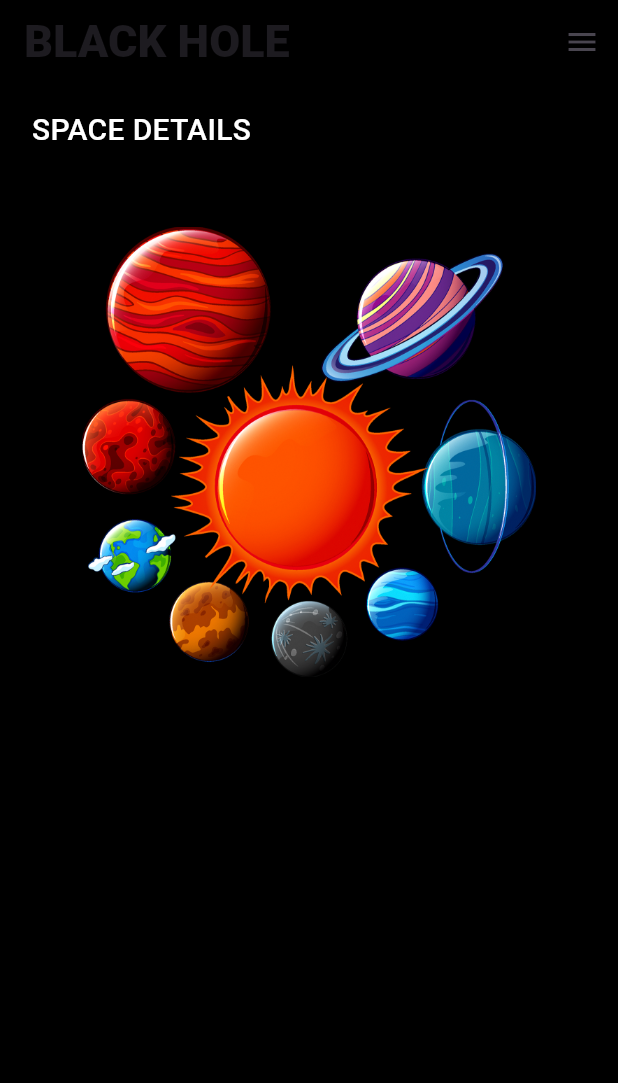
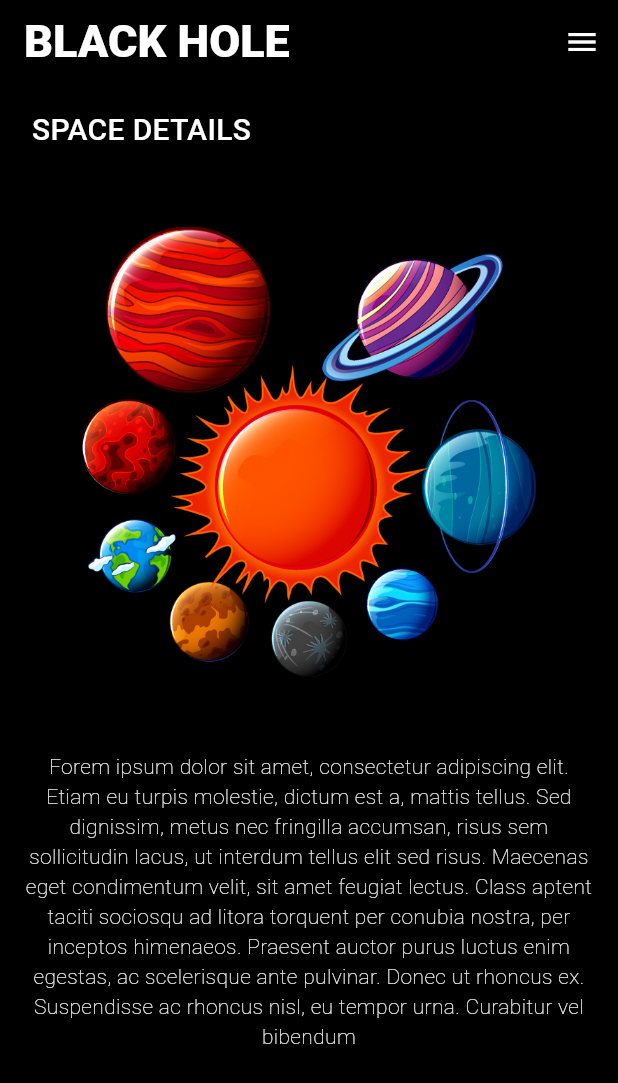
Before and after one commit to psd-99/black_hole, a Flutter app: the screen it shows after launch, on a phone screen of 412 x 824 dp. Shown: the top 1083 px of the screen. Run offline on Flutter 3.47's test engine with Material 3 defaults, Android fonts, the phone set to English and light mode, and no system bars.

Commit message:
added a paragraph to home page

```diff
--- a/lib/main.dart
+++ b/lib/main.dart
@@ -20,12 +20,16 @@ class MyApp extends StatelessWidget {
           shadowColor: Colors.yellow,
           title: const Text(
             "BLACK HOLE",
-            style: TextStyle(fontWeight: FontWeight.w900, fontSize: 30),
+            style: TextStyle(
+                fontWeight: FontWeight.w900, fontSize: 30, color: Colors.white),
           ),
           actions: [
             IconButton(
               onPressed: () {},
-              icon: const Icon(Icons.menu),
+              icon: const Icon(
+                Icons.menu,
+                color: Colors.white,
+              ),
             ),
           ],
         ),
@@ -50,6 +54,13 @@ class MyApp extends StatelessWidget {
                   height: 300,
                   scale: 2,
                 ),
+              ),
+              SizedBox(height: 50),
+              const Text(
+                "Forem ipsum dolor sit amet, consectetur adipiscing elit. Etiam eu turpis molestie, dictum est a, mattis tellus. Sed dignissim, metus nec fringilla accumsan, risus sem sollicitudin lacus, ut interdum tellus elit sed risus. Maecenas eget condimentum velit, sit amet feugiat lectus. Class aptent taciti sociosqu ad litora torquent per conubia nostra, per inceptos himenaeos. Praesent auctor purus luctus enim egestas, ac scelerisque ante pulvinar. Donec ut rhoncus ex. Suspendisse ac rhoncus nisl, eu tempor urna. Curabitur vel bibendum ",
+                textAlign: TextAlign.center,
+                style:
+                    TextStyle(color: Colors.white, fontWeight: FontWeight.w200),
               )
             ],
           ),
```
